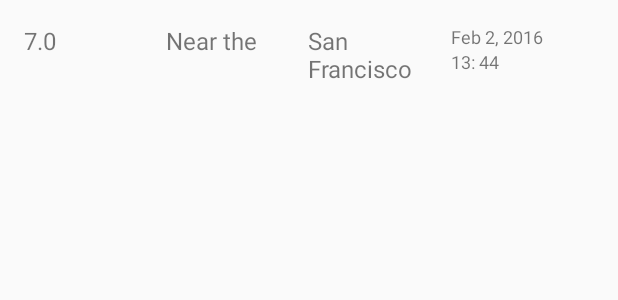
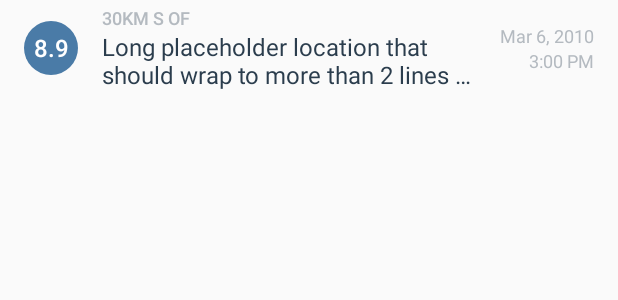
Before and after one commit to francislainy/uQuakeReport, an Android app: the layout earthquake_list_item.xml on its own in the app's theme, with its tools: preview values and no code run, on a phone screen of 412 x 824 dp. Shown: the top 300 px of the screen. Run offline under Robolectric (Android 15) with nearby library versions, the phone set to English and light mode, and no system bars.

```diff
--- a/app/src/main/java/com/example/android/quakereport/EarthquakeActivity.java
+++ b/app/src/main/java/com/example/android/quakereport/EarthquakeActivity.java
@@ -37,7 +37,7 @@ public class EarthquakeActivity extends AppCompatActivity {
         ListView earthquakeListView = (ListView) findViewById(R.id.list);
 
         // Create a new {@link ArrayAdapter} of earthquakes
-        EarthquakeAdapter adapter = new EarthquakeAdapter(
+        final EarthquakeAdapter adapter = new EarthquakeAdapter(
                 this, earthquakes);
 
         // Set the adapter on the {@link ListView}
--- /dev/null
+++ b/app/src/main/res/drawable/magnitude_circle.xml
@@ -0,0 +1,10 @@
+<?xml version="1.0" encoding="utf-8"?>
+<!-- Background circle for the magnitude value -->
+<shape xmlns:android="http://schemas.android.com/apk/res/android"
+    android:shape="oval">
+    <solid android:color="@color/magnitude1" />
+    <size
+        android:width="36dp"
+        android:height="36dp" />
+    <corners android:radius="18dp" />
+</shape>
--- a/app/src/main/res/layout/earthquake_activity.xml
+++ b/app/src/main/res/layout/earthquake_activity.xml
@@ -18,4 +18,6 @@
     android:id="@+id/list"
     android:orientation="vertical"
     android:layout_width="match_parent"
-    android:layout_height="match_parent"/>
+    android:layout_height="match_parent"
+    android:divider="@null"
+    android:dividerHeight="0dp" />
--- a/app/src/main/res/layout/earthquake_list_item.xml
+++ b/app/src/main/res/layout/earthquake_list_item.xml
@@ -1,57 +1,83 @@
-<?xml version="1.0" encoding="utf-8"?>
 <LinearLayout xmlns:android="http://schemas.android.com/apk/res/android"
     xmlns:tools="http://schemas.android.com/tools"
     android:layout_width="match_parent"
-    android:layout_height="match_parent"
+    android:layout_height="?android:attr/listPreferredItemHeight"
     android:orientation="horizontal"
-    android:padding="16dp">
+    android:paddingEnd="16dp"
+    android:paddingLeft="16dp"
+    android:paddingRight="16dp"
+    android:paddingStart="16dp">
 
     <TextView
         android:id="@+id/magnitude"
-        android:layout_width="0dp"
-        android:layout_height="wrap_content"
-        android:layout_weight="1"
+        android:layout_width="36dp"
+        android:layout_height="36dp"
+        android:layout_gravity="center_vertical"
+        android:background="@drawable/magnitude_circle"
+        android:fontFamily="sans-serif-medium"
+        android:gravity="center"
+        android:textColor="@android:color/white"
         android:textSize="16sp"
-        tools:text="7.0" />
-    <!--android:background="@drawable/magnitude_circle"-->
-
-    <TextView
-        android:id="@+id/location_offset"
-        android:layout_width="0dp"
-        android:layout_height="wrap_content"
-        android:layout_weight="1"
-        android:textSize="16sp"
-        tools:text="Near the" />
-
-    <TextView
-        android:id="@+id/primary_location"
-        android:layout_width="0dp"
-        android:layout_height="wrap_content"
-        android:layout_weight="1"
-        android:textSize="16sp"
-        tools:text="San Francisco" />
+        tools:text="8.9" />
 
     <LinearLayout
         android:layout_width="0dp"
         android:layout_height="wrap_content"
+        android:layout_gravity="center_vertical"
+        android:layout_marginLeft="16dp"
+        android:layout_marginStart="16dp"
         android:layout_weight="1"
+        android:orientation="vertical">
+
+        <TextView
+            android:id="@+id/location_offset"
+            android:layout_width="wrap_content"
+            android:layout_height="wrap_content"
+            android:ellipsize="end"
+            android:fontFamily="sans-serif-medium"
+            android:maxLines="1"
+            android:textAllCaps="true"
+            android:textColor="@color/textColorEarthquakeDetails"
+            android:textSize="12sp"
+            tools:text="30km S of" />
+
+        <TextView
+            android:id="@+id/primary_location"
+            android:layout_width="wrap_content"
+            android:layout_height="wrap_content"
+            android:ellipsize="end"
+            android:maxLines="2"
+            android:textColor="@color/textColorEarthquakeLocation"
+            android:textSize="16sp"
+            tools:text="Long placeholder location that should wrap to more than 2 lines of text" />
+
+    </LinearLayout>
+
+    <LinearLayout
+        android:layout_width="wrap_content"
+        android:layout_height="wrap_content"
+        android:layout_gravity="center_vertical"
+        android:layout_marginLeft="16dp"
+        android:layout_marginStart="16dp"
         android:orientation="vertical">
 
         <TextView
             android:id="@+id/date"
             android:layout_width="wrap_content"
             android:layout_height="wrap_content"
+            android:layout_gravity="end"
+            android:textColor="@color/textColorEarthquakeDetails"
             android:textSize="12sp"
-            tools:text="Feb 2, 2016" />
+            tools:text="Mar 6, 2010" />
 
         <TextView
             android:id="@+id/time"
             android:layout_width="wrap_content"
             android:layout_height="wrap_content"
-            android:layout_weight="1"
+            android:layout_gravity="end"
+            android:textColor="@color/textColorEarthquakeDetails"
             android:textSize="12sp"
-            tools:text="13: 44" />
+            tools:text="3:00 PM" />
 
     </LinearLayout>
-
 </LinearLayout>
--- a/app/src/main/res/values/colors.xml
+++ b/app/src/main/res/values/colors.xml
@@ -22,4 +22,41 @@
 
     <!-- Accent color of the app -->
     <color name="colorAccent">#10CAC9</color>
+
+    <!-- Color for an earthquake with magnitude 0 and 2 -->
+    <color name="magnitude1">#4A7BA7</color>
+
+    <!-- Magnitude circle color for an earthquake with magnitude between 2 and 3 -->
+    <color name="magnitude2">#04B4B3</color>
+
+    <!-- Magnitude circle color for an earthquake with magnitude between 3 and 4 -->
+    <color name="magnitude3">#10CAC9</color>
+
+    <!-- Magnitude circle color for an earthquake with magnitude between 4 and 5 -->
+    <color name="magnitude4">#F5A623</color>
+
+    <!-- Magnitude circle color for an earthquake with magnitude between 5 and 6 -->
+    <color name="magnitude5">#FF7D50</color>
+
+    <!-- Magnitude circle color for an earthquake with magnitude between 6 and 7 -->
+    <color name="magnitude6">#FC6644</color>
+
+    <!-- Magnitude circle color for an earthquake with magnitude between 7 and 8 -->
+    <color name="magnitude7">#E75F40</color>
+
+    <!-- Magnitude circle color for an earthquake with magnitude between 8 and 9 -->
+    <color name="magnitude8">#E13A20</color>
+
+    <!-- Magnitude circle color for an earthquake with magnitude between 9 and 10 -->
+    <color name="magnitude9">#D93218</color>
+
+    <!-- Magnitude circle color for an earthquake with magnitude over 10 -->
+    <color name="magnitude10plus">#C03823</color>
+
+    <!-- Text color for the details of the earthquake in the list item -->
+    <color name="textColorEarthquakeDetails">#B4BAC0</color>
+
+    <!-- Text color for the primary location of the earthquake in the list item -->
+    <color name="textColorEarthquakeLocation">#2B3D4D</color>
+
 </resources>
```
Also changed, not shown: app/src/main/java/com/example/android/quakereport/Earthquake.java (+7 -1 lines), app/src/main/java/com/example/android/quakereport/EarthquakeAdapter.java (+72 -2 lines).
